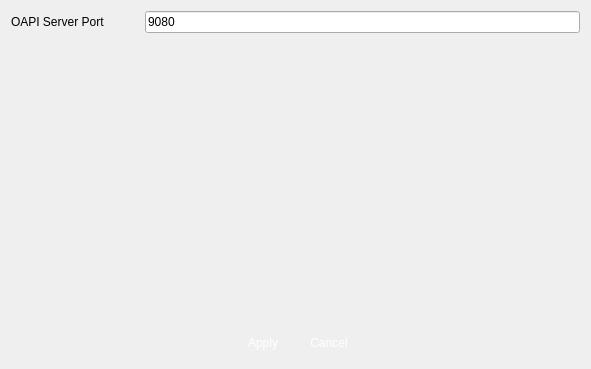
This is veapp/setting/vscoapi.ui in linkingvision/rapidvms as Qt 5 draws it before an edit. The edited form follows.
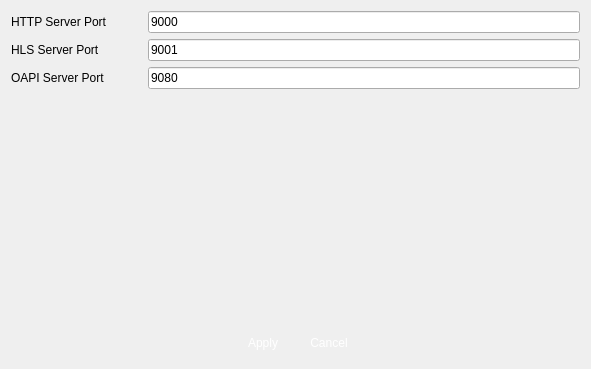
This is the edited form. Icons and pictures are not drawn.

Commit message: add hls and https

Patch:
```diff
--- a/veapp/setting/vscoapi.ui
+++ b/veapp/setting/vscoapi.ui
@@ -23,8 +23,15 @@
      <property name="horizontalSpacing">
       <number>40</number>
      </property>
+     <item row="4" column="0">
+      <widget class="QLabel" name="label_3">
+       <property name="text">
+        <string>OAPI Server Port</string>
+       </property>
+      </widget>
+     </item>
      <item row="0" column="2">
-      <widget class="QLineEdit" name="OAPIPort">
+      <widget class="QLineEdit" name="HTTPPort">
        <property name="maximumSize">
         <size>
          <width>16777215</width>
@@ -32,7 +39,7 @@
         </size>
        </property>
        <property name="text">
-        <string>9080</string>
+        <string>9000</string>
        </property>
        <property name="readOnly">
         <bool>false</bool>
@@ -42,7 +49,46 @@
      <item row="0" column="0">
       <widget class="QLabel" name="label_2">
        <property name="text">
-        <string>OAPI Server Port</string>
+        <string>HTTP Server Port</string>
+       </property>
+      </widget>
+     </item>
+     <item row="1" column="2">
+      <widget class="QLineEdit" name="HLSPort">
+       <property name="maximumSize">
+        <size>
+         <width>16777215</width>
+         <height>16777215</height>
+        </size>
+       </property>
+       <property name="text">
+        <string>9001</string>
+       </property>
+       <property name="readOnly">
+        <bool>false</bool>
+       </property>
+      </widget>
+     </item>
+     <item row="4" column="2">
+      <widget class="QLineEdit" name="OAPIPort">
+       <property name="maximumSize">
+        <size>
+         <width>16777215</width>
+         <height>16777215</height>
+        </size>
+       </property>
+       <property name="text">
+        <string>9080</string>
+       </property>
+       <property name="readOnly">
+        <bool>false</bool>
+       </property>
+      </widget>
+     </item>
+     <item row="1" column="0">
+      <widget class="QLabel" name="label_4">
+       <property name="text">
+        <string>HLS Server Port</string>
        </property>
       </widget>
      </item>
```
The commit also changes 2 other files.
